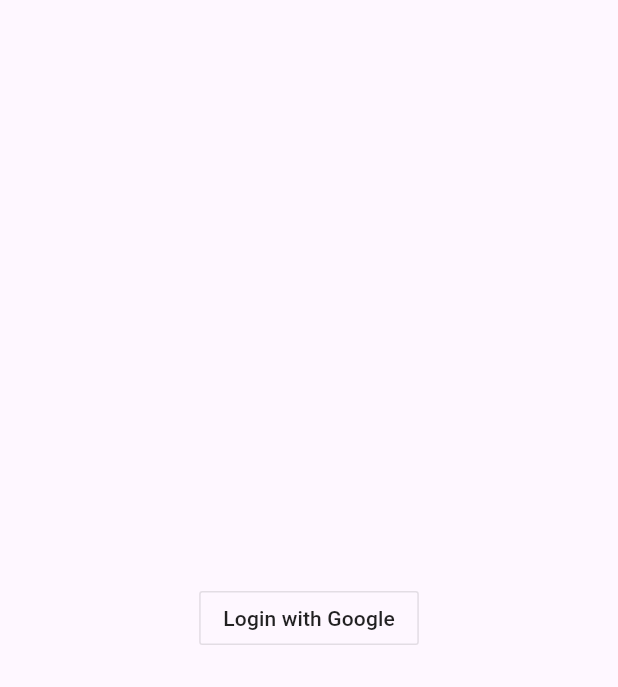
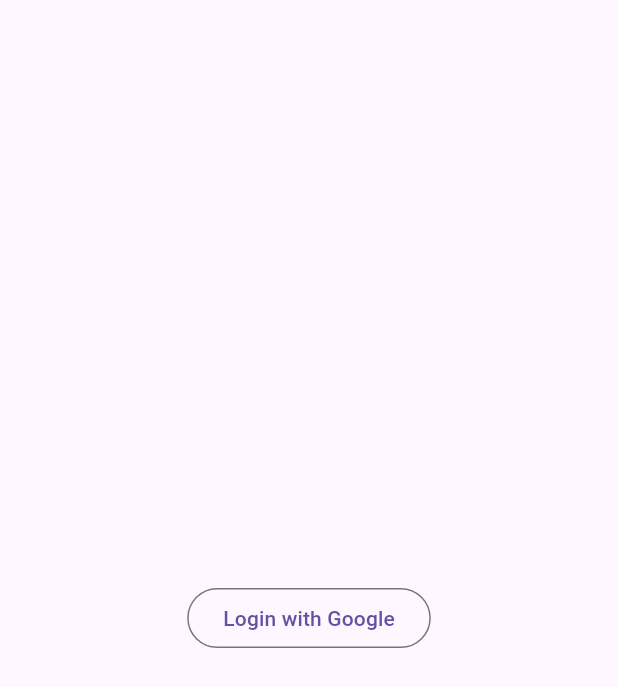
Before and after one commit to DeveloperYatin/GoogleAuth, a Flutter app: the screen it shows after launch, on a phone screen of 412 x 824 dp. Shown: the top 687 px of the screen. Run offline on Flutter 3.47's test engine with Material 3 defaults, Android fonts, the phone set to English and light mode, and no system bars; our stand-ins replace google_sign_in.

Commit message:
updated project to support Flutter 3.24.4

```diff
--- a/lib/main.dart
+++ b/lib/main.dart
@@ -1,34 +1,35 @@
 import 'package:flutter/material.dart';
 import 'package:google_sign_in/google_sign_in.dart';
 
-void main() => runApp(MyApp());
+void main() {
+  runApp(const MyApp());
+}
 
 class MyApp extends StatefulWidget {
+  const MyApp({super.key});
+
   @override
-  State<StatefulWidget> createState() {
-    // TODO: implement createState
-    return _MyAppState();
-  }
+  State<MyApp> createState() => _MyAppState();
 }
 
 class _MyAppState extends State<MyApp> {
   bool _isLoggedIn = false;
 
-  GoogleSignIn _googleSignIn = GoogleSignIn(scopes: ['email']);
+  final GoogleSignIn _googleSignIn = GoogleSignIn(scopes: ['email']);
 
-  _login() async{
-    try{
+  Future<void> _login() async {
+    try {
       await _googleSignIn.signIn();
       setState(() {
         _isLoggedIn = true;
       });
-    } catch (err){
-      print(err);
+    } catch (err) {
+      debugPrint('Login error: $err');
     }
   }
 
-  _logout(){
-    _googleSignIn.signOut();
+  Future<void> _logout() async {
+    await _googleSignIn.signOut();
     setState(() {
       _isLoggedIn = false;
     });
@@ -36,29 +37,43 @@ class _MyAppState extends State<MyApp> {
 
   @override
   Widget build(BuildContext context) {
-    // TODO: implement build
     return MaterialApp(
+      title: 'Google Auth Demo',
       home: Scaffold(
         body: Center(
           child: _isLoggedIn
               ? Column(
                   mainAxisAlignment: MainAxisAlignment.center,
                   children: <Widget>[
-                      Image.network(_googleSignIn.currentUser.photoUrl, height: 50.0, width: 50.0,),
-                      Text(_googleSignIn.currentUser.displayName),
-                      OutlineButton( child: Text("Logout"), onPressed: (){
-                        _logout();
-                      },)
+                    ClipOval(
+                      child: Image.network(
+                        _googleSignIn.currentUser?.photoUrl ?? '',
+                        height: 50.0,
+                        width: 50.0,
+                        errorBuilder: (context, error, stackTrace) {
+                          return Container(
+                            height: 50.0,
+                            width: 50.0,
+                            color: Colors.grey[300],
+                            child: const Icon(Icons.person),
+                          );
+                        },
+                      ),
+                    ),
+                    const SizedBox(height: 16),
+                    Text(_googleSignIn.currentUser?.displayName ?? 'User'),
+                    const SizedBox(height: 16),
+                    OutlinedButton(
+                      child: const Text("Logout"),
+                      onPressed: _logout,
+                    ),
                   ],
                 )
-                : Center(
-                    child: OutlineButton(
-                      child: Text("Login with Google"),
-                      onPressed: () {
-                        _login();
-                      },
+              : OutlinedButton(
+                  child: const Text("Login with Google"),
+                  onPressed: _login,
                 ),
-                  )),
+        ),
       ),
     );
   }
```
Also changed, not shown: pubspec.yaml (+4 -4 lines), pubspec.lock, 8 other files. Lines whose indentation alone changed are shown as unchanged.
